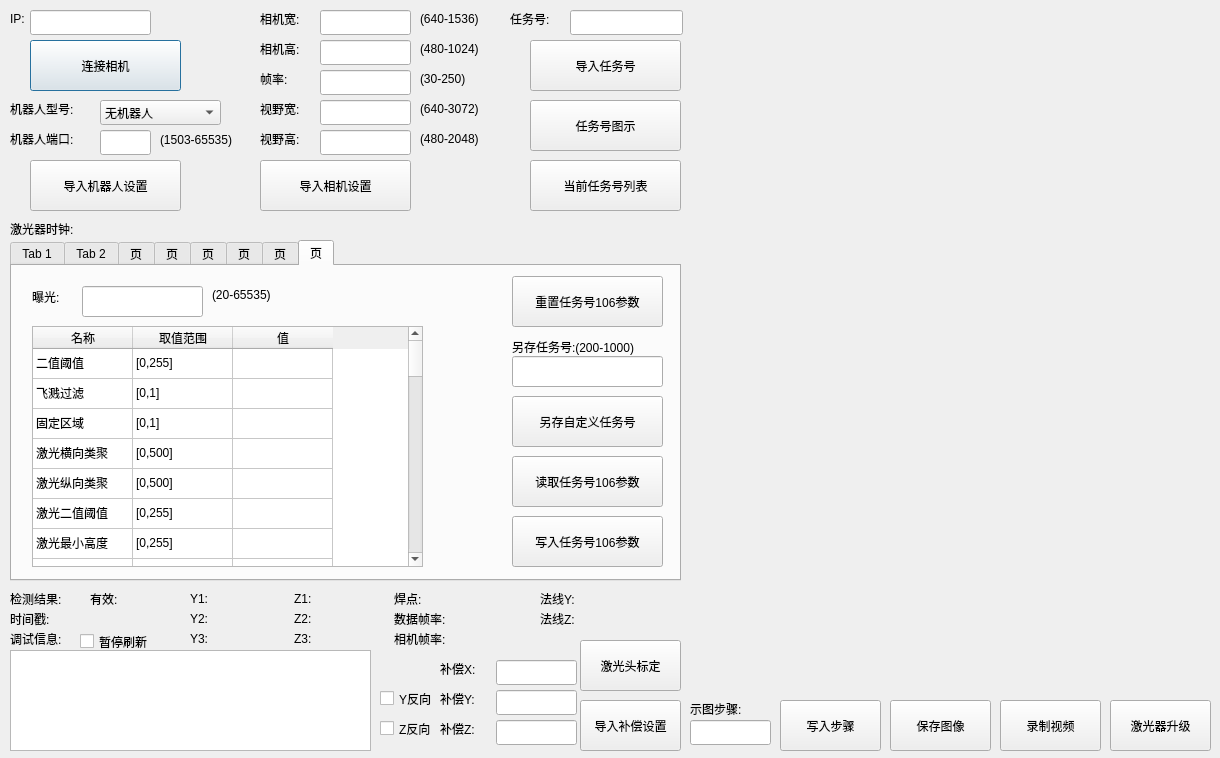
Old version of the form qtmysunnydlg.ui in the repository qubo188612/qtwelding.
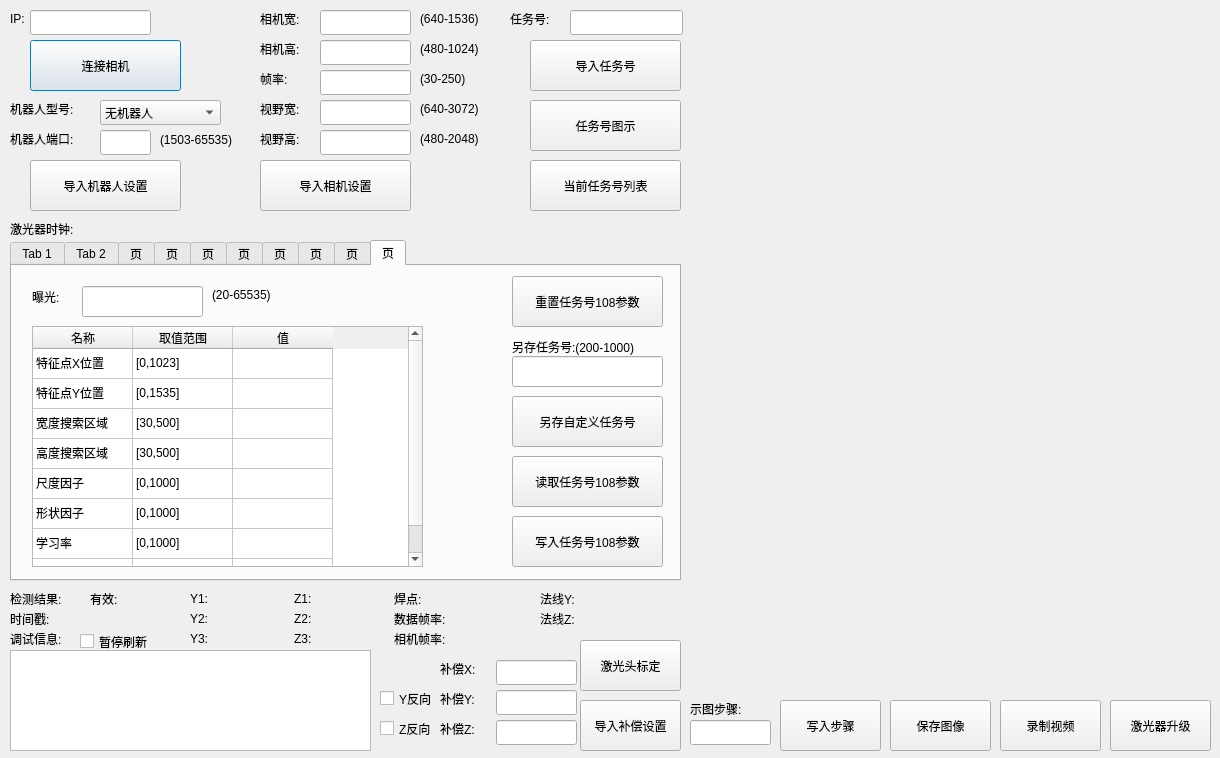
New version of the form. Custom widgets are drawn as their Qt base class.

Patch:
```diff
--- a/qtmysunnydlg.ui
+++ b/qtmysunnydlg.ui
@@ -595,7 +595,7 @@
     </rect>
    </property>
    <property name="currentIndex">
-    <number>7</number>
+    <number>9</number>
    </property>
    <widget class="QWidget" name="tab">
     <attribute name="title">
@@ -5112,6 +5112,315 @@
      </property>
     </widget>
    </widget>
+   <widget class="QWidget" name="tab_9">
+    <attribute name="title">
+     <string>页</string>
+    </attribute>
+   </widget>
+   <widget class="QWidget" name="tab_10">
+    <attribute name="title">
+     <string>页</string>
+    </attribute>
+    <widget class="QPushButton" name="readTab10Btn">
+     <property name="geometry">
+      <rect>
+       <x>500</x>
+       <y>190</y>
+       <width>151</width>
+       <height>51</height>
+      </rect>
+     </property>
+     <property name="text">
+      <string>读取任务号108参数</string>
+     </property>
+    </widget>
+    <widget class="QLabel" name="tab10label_2">
+     <property name="geometry">
+      <rect>
+       <x>20</x>
+       <y>20</y>
+       <width>41</width>
+       <height>21</height>
+      </rect>
+     </property>
+     <property name="text">
+      <string>曝光:</string>
+     </property>
+    </widget>
+    <widget class="QLineEdit" name="alg108_threshold">
+     <property name="geometry">
+      <rect>
+       <x>70</x>
+       <y>20</y>
+       <width>121</width>
+       <height>31</height>
+      </rect>
+     </property>
+    </widget>
+    <widget class="QLabel" name="tab10label_3">
+     <property name="geometry">
+      <rect>
+       <x>500</x>
+       <y>70</y>
+       <width>151</width>
+       <height>21</height>
+      </rect>
+     </property>
+     <property name="text">
+      <string>另存任务号:(200-1000)</string>
+     </property>
+    </widget>
+    <widget class="QPushButton" name="initTab10Btn">
+     <property name="geometry">
+      <rect>
+       <x>500</x>
+       <y>10</y>
+       <width>151</width>
+       <height>51</height>
+      </rect>
+     </property>
+     <property name="text">
+      <string>重置任务号108参数</string>
+     </property>
+    </widget>
+    <widget class="QPushButton" name="othersaveTab10Btn">
+     <property name="geometry">
+      <rect>
+       <x>500</x>
+       <y>130</y>
+       <width>151</width>
+       <height>51</height>
+      </rect>
+     </property>
+     <property name="text">
+      <string>另存自定义任务号</string>
+     </property>
+    </widget>
+    <widget class="QPushButton" name="writeTab10Btn">
+     <property name="geometry">
+      <rect>
+       <x>500</x>
+       <y>250</y>
+       <width>151</width>
+       <height>51</height>
+      </rect>
+     </property>
+     <property name="text">
+      <string>写入任务号108参数</string>
+     </property>
+    </widget>
+    <widget class="QTableWidget" name="tab10tableWidget">
+     <property name="geometry">
+      <rect>
+       <x>20</x>
+       <y>60</y>
+       <width>391</width>
+       <height>241</height>
+      </rect>
+     </property>
+     <attribute name="verticalHeaderVisible">
+      <bool>false</bool>
+     </attribute>
+     <row>
+      <property name="text">
+       <string>1</string>
+      </property>
+     </row>
+     <row>
+      <property name="text">
+       <string>2</string>
+      </property>
+     </row>
+     <row>
+      <property name="text">
+       <string>3</string>
+      </property>
+     </row>
+     <row>
+      <property name="text">
+       <string>4</string>
+      </property>
+     </row>
+     <row>
+      <property name="text">
+       <string>5</string>
+      </property>
+     </row>
+     <row>
+      <property name="text">
+       <string>6</string>
+      </property>
+     </row>
+     <row>
+      <property name="text">
+       <string>7</string>
+      </property>
+     </row>
+     <row>
+      <property name="text">
+       <string>8</string>
+      </property>
+     </row>
+     <column>
+      <property name="text">
+       <string>名称</string>
+      </property>
+     </column>
+     <column>
+      <property name="text">
+       <string>取值范围</string>
+      </property>
+     </column>
+     <column>
+      <property name="text">
+       <string>值</string>
+      </property>
+     </column>
+     <item row="0" column="0">
+      <property name="text">
+       <string>特征点X位置</string>
+      </property>
+     </item>
+     <item row="0" column="1">
+      <property name="text">
+       <string>[0,1023]</string>
+      </property>
+     </item>
+     <item row="0" column="2">
+      <property name="text">
+       <string/>
+      </property>
+     </item>
+     <item row="1" column="0">
+      <property name="text">
+       <string>特征点Y位置</string>
+      </property>
+     </item>
+     <item row="1" column="1">
+      <property name="text">
+       <string>[0,1535]</string>
+      </property>
+     </item>
+     <item row="1" column="2">
+      <property name="text">
+       <string/>
+      </property>
+     </item>
+     <item row="2" column="0">
+      <property name="text">
+       <string>宽度搜索区域</string>
+      </property>
+     </item>
+     <item row="2" column="1">
+      <property name="text">
+       <string>[30,500]</string>
+      </property>
+     </item>
+     <item row="2" column="2">
+      <property name="text">
+       <string/>
+      </property>
+     </item>
+     <item row="3" column="0">
+      <property name="text">
+       <string>高度搜索区域</string>
+      </property>
+     </item>
+     <item row="3" column="1">
+      <property name="text">
+       <string>[30,500]</string>
+      </property>
+     </item>
+     <item row="3" column="2">
+      <property name="text">
+       <string/>
+      </property>
+     </item>
+     <item row="4" column="0">
+      <property name="text">
+       <string>尺度因子</string>
+      </property>
+     </item>
+     <item row="4" column="1">
+      <property name="text">
+       <string>[0,1000]</string>
+      </property>
+     </item>
+     <item row="4" column="2">
+      <property name="text">
+       <string/>
+      </property>
+     </item>
+     <item row="5" column="0">
+      <property name="text">
+       <string>形状因子</string>
+      </property>
+     </item>
+     <item row="5" column="1">
+      <property name="text">
+       <string>[0,1000]</string>
+      </property>
+     </item>
+     <item row="5" column="2">
+      <property name="text">
+       <string/>
+      </property>
+     </item>
+     <item row="6" column="0">
+      <property name="text">
+       <string>学习率</string>
+      </property>
+     </item>
+     <item row="6" column="1">
+      <property name="text">
+       <string>[0,1000]</string>
+      </property>
+     </item>
+     <item row="6" column="2">
+      <property name="text">
+       <string/>
+      </property>
+     </item>
+     <item row="7" column="0">
+      <property name="text">
+       <string>高斯权重</string>
+      </property>
+     </item>
+     <item row="7" column="1">
+      <property name="text">
+       <string>[0,1000]</string>
+      </property>
+     </item>
+     <item row="7" column="2">
+      <property name="text">
+       <string/>
+      </property>
+     </item>
+    </widget>
+    <widget class="QLabel" name="tab10label_1">
+     <property name="geometry">
+      <rect>
+       <x>200</x>
+       <y>20</y>
+       <width>81</width>
+       <height>17</height>
+      </rect>
+     </property>
+     <property name="text">
+      <string>(20-65535)</string>
+     </property>
+    </widget>
+    <widget class="QLineEdit" name="alg108_othersave">
+     <property name="geometry">
+      <rect>
+       <x>500</x>
+       <y>90</y>
+       <width>151</width>
+       <height>31</height>
+      </rect>
+     </property>
+    </widget>
+   </widget>
   </widget>
   <widget class="QLabel" name="label_30">
    <property name="geometry">
```
